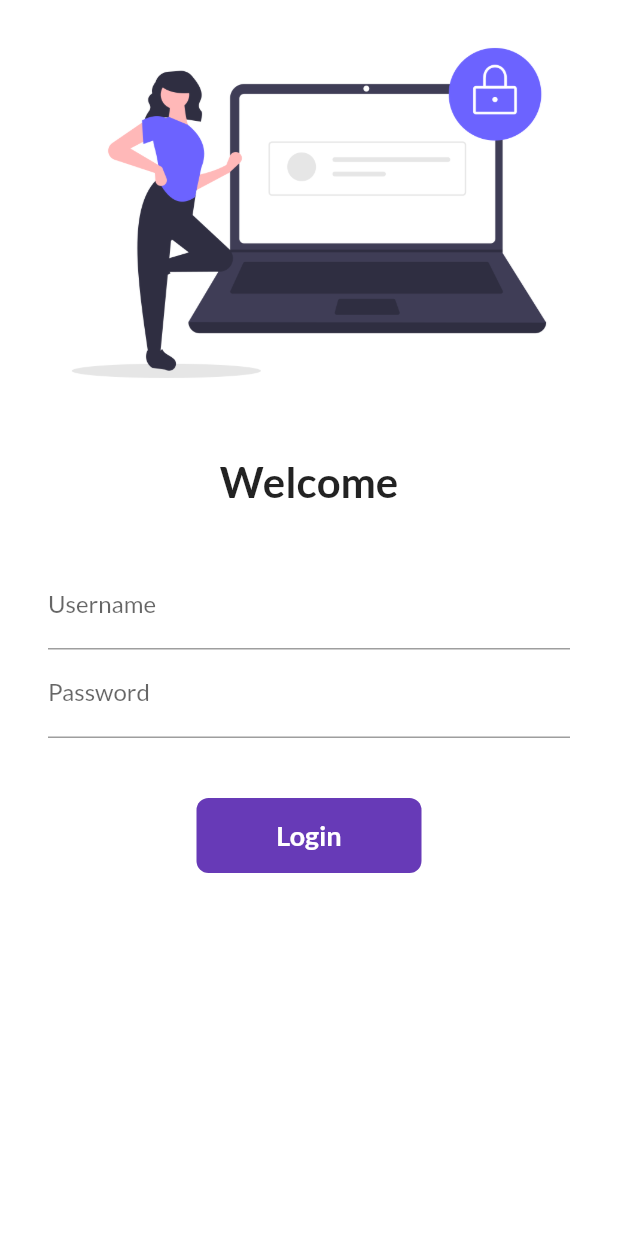
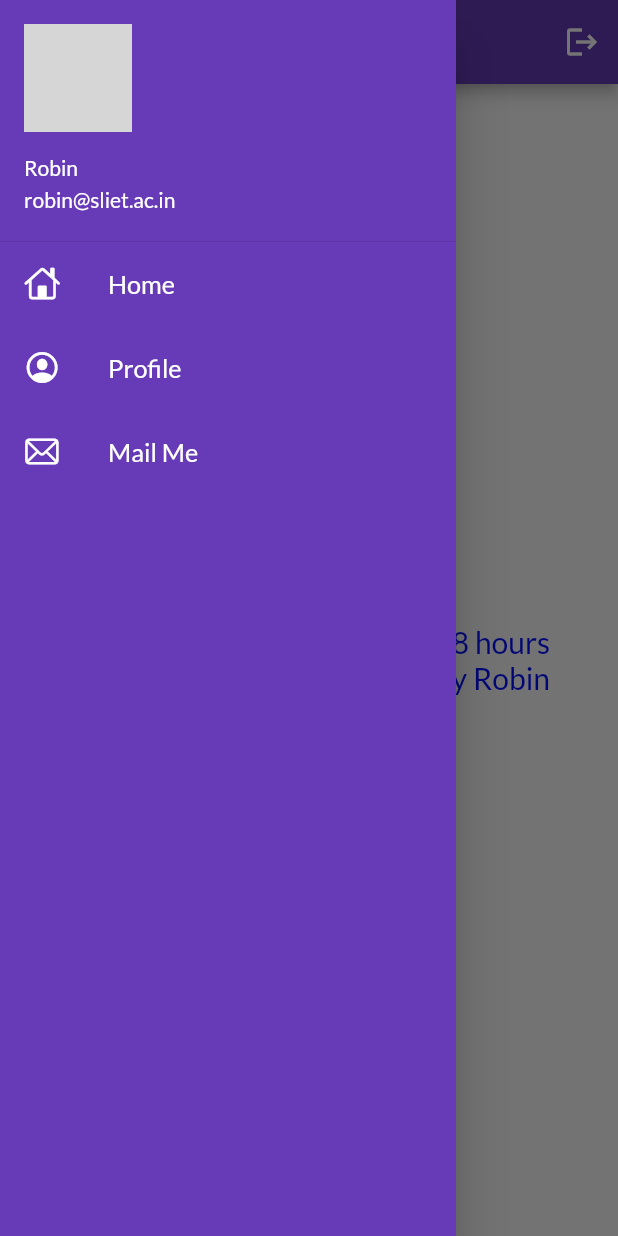
Before and after one commit to ursrobin/CataLog-APP, a Flutter app: the screen it shows after launch, with the side drawer open (before the commit the screen has no drawer), on a phone screen of 412 x 824 dp. Run offline on Flutter 3.47's test engine with Material 2 defaults, Android fonts, the light colour scheme and no system bars; our stand-ins replace google_fonts; network calls fail; grey boxes are pictures that could not be loaded.

Commit message:
Day 6 completed Learnings: 1) How to use/design drawer 2) How to use debugging tools 3) Different ways to add images

```diff
--- a/lib/main.dart
+++ b/lib/main.dart
@@ -22,7 +22,7 @@ class MyApp extends StatelessWidget {
         brightness: Brightness.dark,
       ),
       themeMode: ThemeMode.light,
-      // initialRoute: '/home',
+      initialRoute: '/home',
       routes: <String, WidgetBuilder>{
         '/': (context) => LoginPage(),
         MyRoutes.homeRoute: (context) => MyHomepage(),
--- a/lib/pages/homepage.dart
+++ b/lib/pages/homepage.dart
@@ -1,4 +1,5 @@
 import 'package:flutter/material.dart';
+import '../widgets/drawer.dart';
 
 class MyHomepage extends StatelessWidget {
   const MyHomepage({super.key});
@@ -29,7 +30,7 @@ class MyHomepage extends StatelessWidget {
           ),
         ),
       ),
-      drawer: const Drawer(),
+      drawer: MyDrawer(),
     );
   }
 }
--- /dev/null
+++ b/lib/widgets/drawer.dart
@@ -0,0 +1,71 @@
+import 'package:flutter/cupertino.dart';
+import 'package:flutter/material.dart';
+
+class MyDrawer extends StatelessWidget {
+  // const MyDrawer({super.key});
+  String imgurl =
+      'https://avatoon.net/wp-content/uploads/2022/07/Cartoon-Avatar-White-Background-300x300.png';
+
+  @override
+  Widget build(BuildContext context) {
+    return Drawer(
+      backgroundColor: Colors.deepPurple,
+      child: ListView(
+        children: [
+          DrawerHeader(
+            margin: EdgeInsets.zero,
+            padding: EdgeInsets.zero,
+            child: UserAccountsDrawerHeader(
+              margin: EdgeInsets.zero,
+              accountName: const Text('Robin'),
+              accountEmail: const Text('robin@sliet.ac.in'),
+              currentAccountPicture: CircleAvatar(
+                // backgroundImage: Image.network(imgurl),
+                backgroundImage: NetworkImage(imgurl),
+              ),
+            ),
+          ),
+          const ListTile(
+            leading: Icon(
+              CupertinoIcons.home,
+              color: Colors.white,
+            ),
+            title: Text(
+              'Home',
+              textScaleFactor: 1.2,
+              style: TextStyle(
+                color: Colors.white,
+              ),
+            ),
+          ),
+          const ListTile(
+            leading: Icon(
+              CupertinoIcons.profile_circled,
+              color: Colors.white,
+            ),
+            title: Text(
+              'Profile',
+              textScaleFactor: 1.2,
+              style: TextStyle(
+                color: Colors.white,
+              ),
+            ),
+          ),
+          const ListTile(
+            leading: Icon(
+              CupertinoIcons.mail,
+              color: Colors.white,
+            ),
+            title: Text(
+              'Mail Me',
+              textScaleFactor: 1.2,
+              style: TextStyle(
+                color: Colors.white,
+              ),
+            ),
+          ),
+        ],
+      ),
+    );
+  }
+}
```
